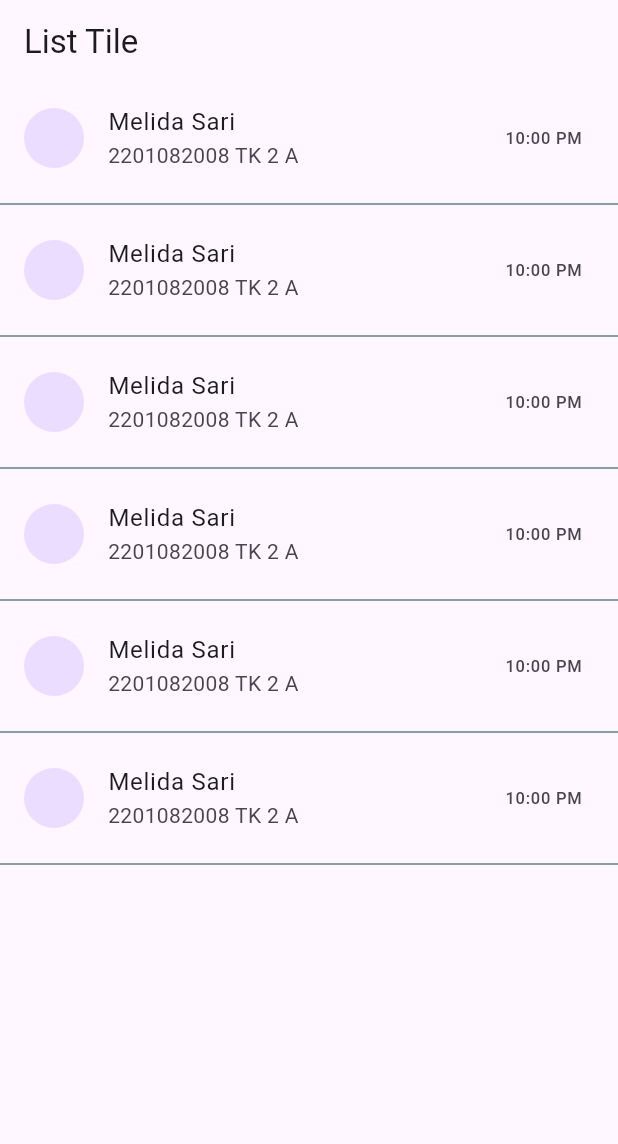
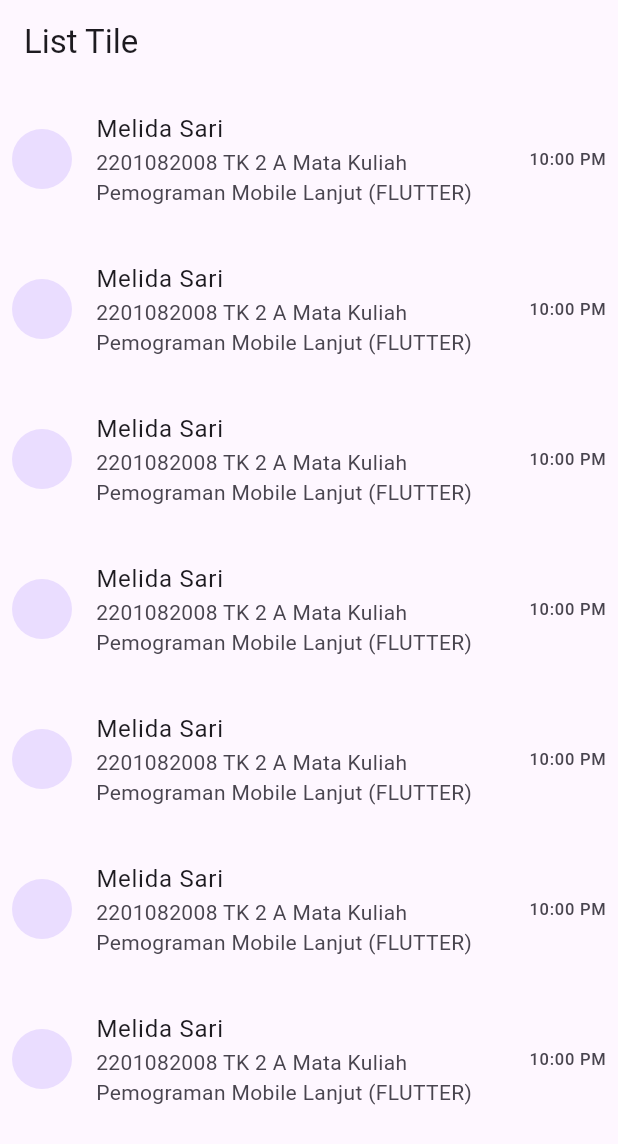
Before and after one commit to Melidasari/Pemograman_Flutter, a Flutter app: the screen it shows after launch, on a phone screen of 412 x 824 dp. Shown: the top 1144 px of the screen. Run offline on Flutter 3.47's test engine with Material 3 defaults, Android fonts, the phone set to English and light mode, and no system bars.

Commit message:
Update main.dart FLUTTER 08 List Tile

```diff
--- a/flutter_project/lib/main.dart
+++ b/flutter_project/lib/main.dart
@@ -15,58 +15,95 @@ class MyApp extends StatelessWidget {
         body: ListView(
           children: [
             ListTile(
+              contentPadding: EdgeInsets.symmetric(vertical: 10, horizontal: 8),
               title: Text("Melida Sari"),
-              subtitle: Text("2201082008 TK 2 A"),
+              subtitle: Text(
+                "2201082008 TK 2 A Mata Kuliah Pemograman Mobile Lanjut (FLUTTER)",
+                maxLines: 2,
+                overflow: TextOverflow.ellipsis,
+              ),
               leading: CircleAvatar(),
               trailing: Text("10:00 PM"),
-            ),
-            Divider(
-              color: Colors.blueGrey,
+              // tileColor: Colors.purple,
+              // dense: true,
             ),
             ListTile(
+              contentPadding: EdgeInsets.symmetric(vertical: 10, horizontal: 8),
               title: Text("Melida Sari"),
-              subtitle: Text("2201082008 TK 2 A"),
+              subtitle: Text(
+                "2201082008 TK 2 A Mata Kuliah Pemograman Mobile Lanjut (FLUTTER)",
+                maxLines: 2,
+                overflow: TextOverflow.ellipsis,
+              ),
               leading: CircleAvatar(),
               trailing: Text("10:00 PM"),
-            ),
-            Divider(
-              color: Colors.blueGrey,
+              // tileColor: Colors.purple,
+              // dense: true,
             ),
             ListTile(
+              contentPadding: EdgeInsets.symmetric(vertical: 10, horizontal: 8),
               title: Text("Melida Sari"),
-              subtitle: Text("2201082008 TK 2 A"),
+              subtitle: Text(
+                "2201082008 TK 2 A Mata Kuliah Pemograman Mobile Lanjut (FLUTTER)",
+                maxLines: 2,
+                overflow: TextOverflow.ellipsis,
+              ),
               leading: CircleAvatar(),
               trailing: Text("10:00 PM"),
-            ),
-            Divider(
-              color: Colors.blueGrey,
+              // tileColor: Colors.purple,
+              // dense: true,
             ),
             ListTile(
+              contentPadding: EdgeInsets.symmetric(vertical: 10, horizontal: 8),
               title: Text("Melida Sari"),
-              subtitle: Text("2201082008 TK 2 A"),
+              subtitle: Text(
+                "2201082008 TK 2 A Mata Kuliah Pemograman Mobile Lanjut (FLUTTER)",
+                maxLines: 2,
+                overflow: TextOverflow.ellipsis,
+              ),
               leading: CircleAvatar(),
               trailing: Text("10:00 PM"),
-            ),
-            Divider(
-              color: Colors.blueGrey,
+              // tileColor: Colors.purple,
+              // dense: true,
             ),
             ListTile(
+              contentPadding: EdgeInsets.symmetric(vertical: 10, horizontal: 8),
               title: Text("Melida Sari"),
-              subtitle: Text("2201082008 TK 2 A"),
+              subtitle: Text(
+                "2201082008 TK 2 A Mata Kuliah Pemograman Mobile Lanjut (FLUTTER)",
+                maxLines: 2,
+                overflow: TextOverflow.ellipsis,
+              ),
               leading: CircleAvatar(),
               trailing: Text("10:00 PM"),
-            ),
-            Divider(
-              color: Colors.blueGrey,
+              // tileColor: Colors.purple,
+              // dense: true,
             ),
             ListTile(
+              contentPadding: EdgeInsets.symmetric(vertical: 10, horizontal: 8),
               title: Text("Melida Sari"),
-              subtitle: Text("2201082008 TK 2 A"),
+              subtitle: Text(
+                "2201082008 TK 2 A Mata Kuliah Pemograman Mobile Lanjut (FLUTTER)",
+                maxLines: 2,
+                overflow: TextOverflow.ellipsis,
+              ),
               leading: CircleAvatar(),
               trailing: Text("10:00 PM"),
+              // tileColor: Colors.purple,
+              // dense: true,
             ),
-            Divider(
-              color: Colors.blueGrey,
+            ListTile(
+              contentPadding: EdgeInsets.symmetric(vertical: 10, horizontal: 8),
+              title: Text("Melida Sari"),
+              subtitle: Text(
+                "2201082008 TK 2 A Mata Kuliah Pemograman Mobile Lanjut (FLUTTER)",
+                maxLines: 2,
+                overflow: TextOverflow.ellipsis,
+              ),
+              leading: CircleAvatar(),
+              trailing: Text("10:00 PM"),
+              // tileColor: Colors.purple,
+              // dense: true,
             ),
           ],
         ),
```
